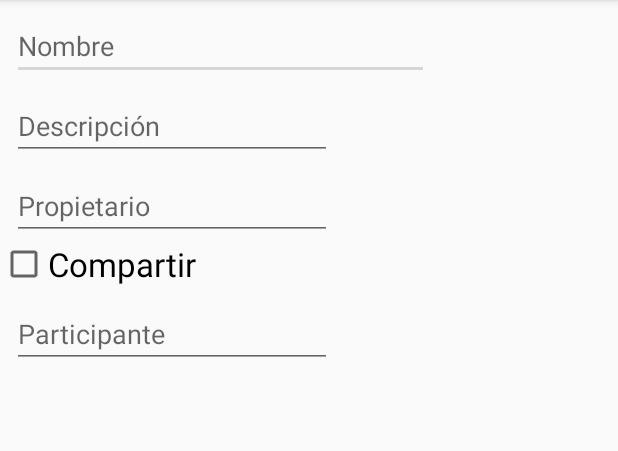
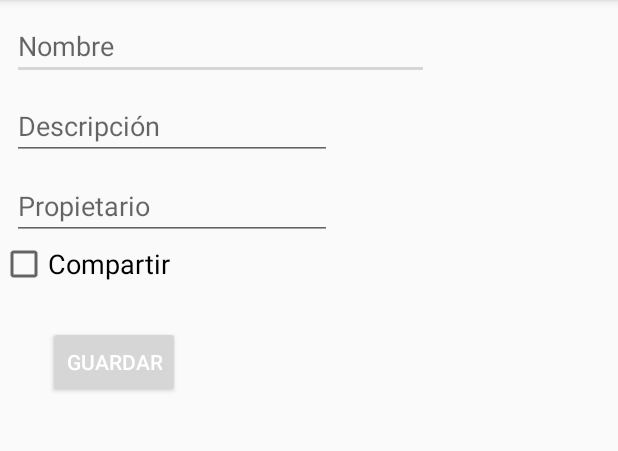
Before and after one commit to SergioEscriva/MyTravelWallet, an Android app: the AgregarWalletActivity screen opened directly, with no data from a screen before it, on a phone screen of 412 x 824 dp, the part 84-535 px from its top. Run offline under Robolectric (Android 15) with nearby library versions, the phone set to English and light mode, and no system bars; 2 statements that could not run were skipped.

Commit message:
Botón Salir y guardar reposicionados

```diff
--- a/app/src/main/res/layout/activity_add_wallet.xml
+++ b/app/src/main/res/layout/activity_add_wallet.xml
@@ -4,6 +4,7 @@
     xmlns:tools="http://schemas.android.com/tools"
     android:layout_width="match_parent"
     android:layout_height="match_parent"
+
     tools:context=".AgregarTransaccionActivity">
 
     <EditText
@@ -18,6 +19,17 @@
         app:layout_constraintStart_toStartOf="parent"
         app:layout_constraintTop_toTopOf="parent" />
 
+
+    <EditText
+        android:id="@+id/etWalletId"
+        android:layout_width="5px"
+        android:layout_height="wrap_content"
+        android:ems="10"
+        android:inputType="textPersonName"
+        android:translationX="700px"
+        android:visibility="invisible"
+        tools:layout_editor_absoluteX="10dp"
+        tools:layout_editor_absoluteY="76dp" />
 
     <EditText
         android:id="@+id/etDescripcion"
@@ -50,10 +62,9 @@
         android:layout_width="wrap_content"
         android:layout_height="wrap_content"
         android:text="Compartir"
-        android:textAppearance="@style/TextAppearance.AppCompat.Large"
-        tools:layout_editor_absoluteX="8dp"
-        tools:layout_editor_absoluteY="167dp"
-        app:layout_constraintTop_toBottomOf="@id/etPropietario" />
+        android:textAppearance="@style/TextAppearance.AppCompat.Medium"
+        app:layout_constraintTop_toBottomOf="@id/etPropietario"
+        tools:layout_editor_absoluteX="8dp" />
 
     <EditText
         android:id="@+id/etAddParticipante"
@@ -63,8 +74,9 @@
         android:layout_marginLeft="8dp"
         android:layout_marginTop="8dp"
         android:ems="10"
-        android:hint="Participante"
+        android:hint="Añadir Participante"
         android:inputType="textPersonName"
+        android:visibility="invisible"
         app:layout_constraintStart_toStartOf="parent"
         app:layout_constraintTop_toBottomOf="@id/checkBox_Compartir" />
 
@@ -74,24 +86,26 @@
         style="@style/Widget.AppCompat.Button.Colored"
         android:layout_width="wrap_content"
         android:layout_height="wrap_content"
-        android:layout_marginStart="75dp"
-        android:layout_marginLeft="75dp"
+        android:layout_marginStart="32dp"
+        android:layout_marginLeft="32dp"
+        android:layout_marginTop="25dp"
         android:text="Guardar"
         app:layout_constraintStart_toStartOf="@id/constraintLayout1"
-        app:layout_constraintTop_toBottomOf="@id/constraintLayout1" />
+        app:layout_constraintTop_toBottomOf="@id/checkBox_Compartir" />
 
 
-    <Button
+    <android.support.design.widget.FloatingActionButton
         android:id="@+id/btn_cancelar_nuevo_wallet"
-        style="@style/Widget.AppCompat.Button.Colored"
         android:layout_width="wrap_content"
-        android:layout_height="wrap_content"
-        android:layout_marginEnd="75dp"
-        android:layout_marginRight="75dp"
-        android:text="Cancelar"
-        app:layout_constraintEnd_toEndOf="parent"
-        app:layout_constraintTop_toBottomOf="@id/constraintLayout1" />
-
+        android:layout_height="56dp"
+        android:layout_marginStart="850px"
+        android:layout_marginLeft="850px"
+        android:layout_marginBottom="10dp"
+        android:src="@drawable/ic_add_white_24dp"
+        app:fabSize="normal"
+        app:layout_constraintBottom_toBottomOf="parent"
+        app:layout_constraintStart_toEndOf="@id/constraintLayout1"
+        app:layout_constraintStart_toStartOf="@id/constraintLayout1" />
 
     <android.support.constraint.ConstraintLayout
         android:id="@+id/constraintLayout1"
@@ -104,13 +118,15 @@
         <ScrollView
             android:layout_width="match_parent"
             android:layout_height="match_parent"
-            tools:layout_editor_absoluteX="0dp">
+            tools:layout_editor_absoluteX="0dp"
+            tools:visibility="visible">
 
 
             <android.support.v7.widget.RecyclerView
-                android:id="@+id/recyclerViewUsuarios"
+                android:id="@+id/recyclerViewParticipantes"
                 android:layout_width="match_parent"
-                android:layout_height="wrap_content">
+                android:layout_height="wrap_content"
+                android:visibility="invisible">
 
             </android.support.v7.widget.RecyclerView>
 
@@ -119,6 +135,19 @@
 
     </android.support.constraint.ConstraintLayout>
 
+    <Button
+        android:id="@+id/btnAgregarUsuario"
+        android:layout_width="100px"
+        android:layout_height="wrap_content"
+        android:layout_marginStart="30dp"
+        android:layout_marginLeft="30dp"
+        android:layout_marginTop="135dp"
+        android:text="+"
+        android:textAppearance="@style/TextAppearance.AppCompat.Large"
+        android:textSize="24sp"
+        android:visibility="invisible"
+        app:layout_constraintStart_toEndOf="@+id/etAddParticipante"
+        app:layout_constraintTop_toBottomOf="@+id/etNombre" />
 
 
 </android.support.constraint.ConstraintLayout>
```
